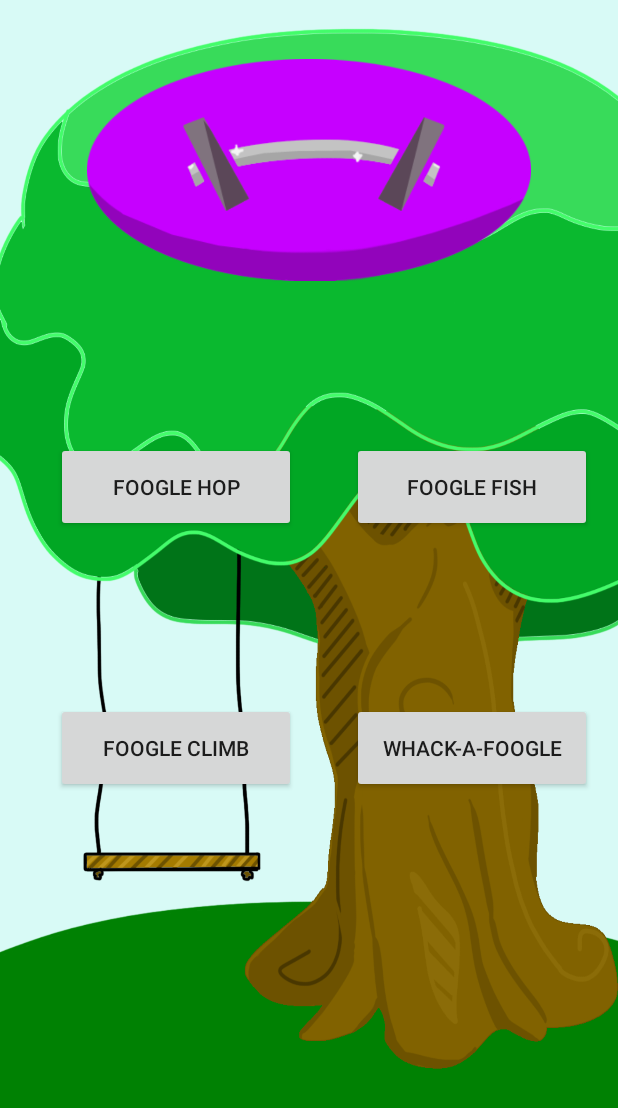
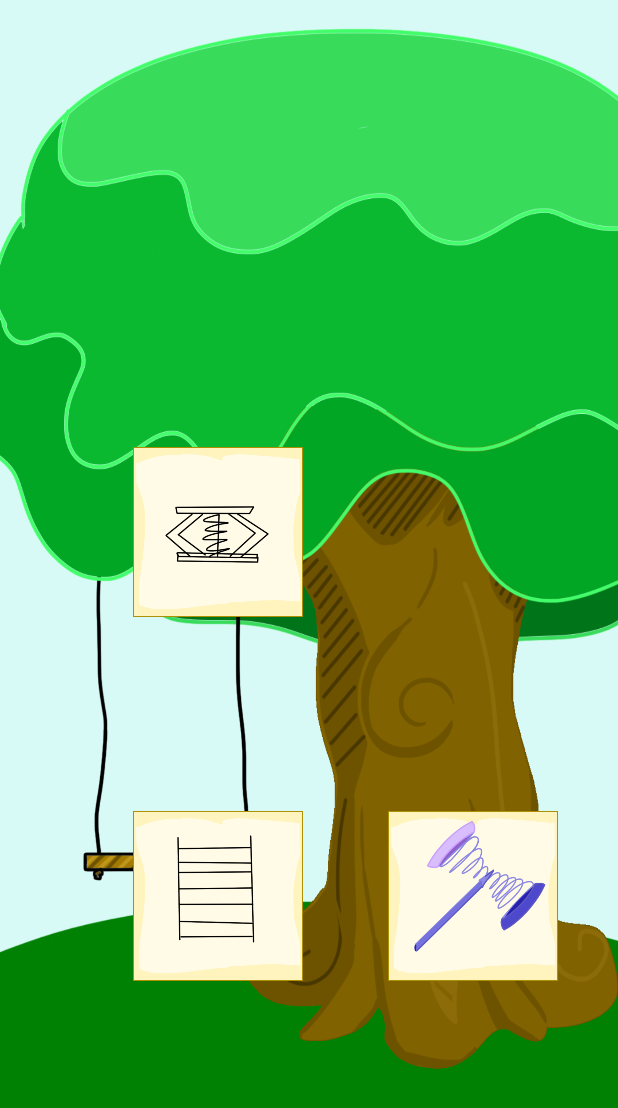
Before and after one commit to DevonTrammell/Foogles, an Android app: the GameSelect screen opened directly, with no data from a screen before it, on a phone screen of 412 x 824 dp. Shown: the top 1108 px of the screen. Run offline under Robolectric (Android 15) with nearby library versions, the phone set to English and light mode, and no system bars.

Commit message:
First button update. New menu button art for Main and Choose Game menus

```diff
--- a/Foogles/app/src/main/java/fooglesinc/foogles/foogle_hop.java
+++ b/Foogles/app/src/main/java/fooglesinc/foogles/foogle_hop.java
@@ -53,7 +53,7 @@ public class foogle_hop extends AppCompatActivity {
     }
 
 
-    public void makeAnimation(TimeInterpolator timeInterpolator)
+    public void makeJump(TimeInterpolator timeInterpolator)
     {
 
         ImageView foogle = (ImageView) findViewById(R.id.imageView10);
@@ -83,7 +83,7 @@ public class foogle_hop extends AppCompatActivity {
             public void onClick(View view)
            {
                final AccelerateDecelerateInterpolator accelerateDecelerateInterpolator = new AccelerateDecelerateInterpolator();
-               makeAnimation(accelerateDecelerateInterpolator);
+               makeJump(accelerateDecelerateInterpolator);
            }
         });
 
--- a/Foogles/app/src/main/res/layout/activity_game_select.xml
+++ b/Foogles/app/src/main/res/layout/activity_game_select.xml
@@ -21,87 +21,61 @@
         app:layout_constraintVertical_bias="1.0"
         app:srcCompat="@drawable/basefull" />
 
-    <Button
-        android:id="@+id/button3"
-        android:layout_width="160dp"
-        android:layout_height="60dp"
+    <ImageButton
+        android:id="@+id/imageButton8"
+        android:layout_width="113dp"
+        android:layout_height="113dp"
         android:layout_marginBottom="8dp"
         android:layout_marginEnd="8dp"
         android:layout_marginStart="8dp"
         android:layout_marginTop="8dp"
-        android:onClick="getFoogleforClimb"
-        android:text="@string/Foogle_Climb"
+        android:background="@drawable/invis"
+        android:onClick="getFoogleforHop"
+        android:scaleType="fitXY"
         app:layout_constraintBottom_toBottomOf="parent"
-        app:layout_constraintEnd_toEndOf="parent"
-        app:layout_constraintHorizontal_bias="0.125"
+        app:layout_constraintEnd_toEndOf="@+id/imageView7"
+        app:layout_constraintHorizontal_bias="0.286"
         app:layout_constraintStart_toStartOf="parent"
         app:layout_constraintTop_toTopOf="parent"
-        app:layout_constraintVertical_bias="0.616" />
+        app:layout_constraintVertical_bias="0.417"
+        app:srcCompat="@drawable/hop" />
 
-    <Button
-        android:id="@+id/button4"
-        android:layout_width="160dp"
-        android:layout_height="60dp"
+    <ImageButton
+        android:id="@+id/imageButton9"
+        android:layout_width="113dp"
+        android:layout_height="113dp"
         android:layout_marginBottom="8dp"
         android:layout_marginEnd="8dp"
         android:layout_marginStart="8dp"
         android:layout_marginTop="8dp"
-        android:onClick="getFoogleforFish"
-        android:text="@string/Foogle_Fish"
+        android:background="@drawable/invis"
+        android:onClick="getFoogleforClimb"
+        android:scaleType="fitXY"
         app:layout_constraintBottom_toBottomOf="parent"
         app:layout_constraintEnd_toEndOf="parent"
-        app:layout_constraintHorizontal_bias="0.961"
+        app:layout_constraintHorizontal_bias="0.286"
         app:layout_constraintStart_toStartOf="parent"
         app:layout_constraintTop_toTopOf="parent"
-        app:layout_constraintVertical_bias="0.383" />
+        app:layout_constraintVertical_bias="0.767"
+        app:srcCompat="@drawable/climb" />
 
-    <Button
-        android:id="@+id/button7"
-        android:layout_width="160dp"
-        android:layout_height="60dp"
+    <ImageButton
+        android:id="@+id/imageButton10"
+        android:layout_width="113dp"
+        android:layout_height="113dp"
         android:layout_marginBottom="8dp"
         android:layout_marginEnd="8dp"
         android:layout_marginStart="8dp"
         android:layout_marginTop="8dp"
+        android:background="@drawable/invis"
         android:onClick="getFoogleforWhack"
-        android:text="@string/Foogle_Whack"
+        android:scaleType="fitXY"
         app:layout_constraintBottom_toBottomOf="parent"
         app:layout_constraintEnd_toEndOf="parent"
-        app:layout_constraintHorizontal_bias="0.961"
+        app:layout_constraintHorizontal_bias="0.886"
         app:layout_constraintStart_toStartOf="parent"
         app:layout_constraintTop_toTopOf="parent"
-        app:layout_constraintVertical_bias="0.616" />
-
-    <Button
-        android:id="@+id/button9"
-        android:layout_width="160dp"
-        android:layout_height="60dp"
-        android:layout_marginBottom="8dp"
-        android:layout_marginEnd="8dp"
-        android:layout_marginStart="8dp"
-        android:layout_marginTop="8dp"
-        android:onClick="getFoogleforHop"
-        android:text="@string/Foogle_Hop"
-        app:layout_constraintBottom_toBottomOf="parent"
-        app:layout_constraintEnd_toEndOf="parent"
-        app:layout_constraintHorizontal_bias="0.125"
-        app:layout_constraintStart_toStartOf="parent"
-        app:layout_constraintTop_toTopOf="parent"
-        app:layout_constraintVertical_bias="0.383" />
-
-    <ImageView
-        android:id="@+id/imageView13"
-        android:layout_width="296dp"
-        android:layout_height="184dp"
-        android:layout_marginBottom="8dp"
-        android:layout_marginEnd="8dp"
-        android:layout_marginStart="8dp"
-        android:layout_marginTop="8dp"
-        app:layout_constraintBottom_toBottomOf="parent"
-        app:layout_constraintEnd_toEndOf="parent"
-        app:layout_constraintStart_toStartOf="parent"
-        app:layout_constraintTop_toTopOf="parent"
-        app:layout_constraintVertical_bias="0.021"
-        app:srcCompat="@drawable/trainbutton" />
+        app:layout_constraintVertical_bias="0.767"
+        app:srcCompat="@drawable/hammer" />
 
 </android.support.constraint.ConstraintLayout>
```
Also changed, not shown: Foogles/app/src/main/res/layout/activity_main.xml (+18 -18 lines).
